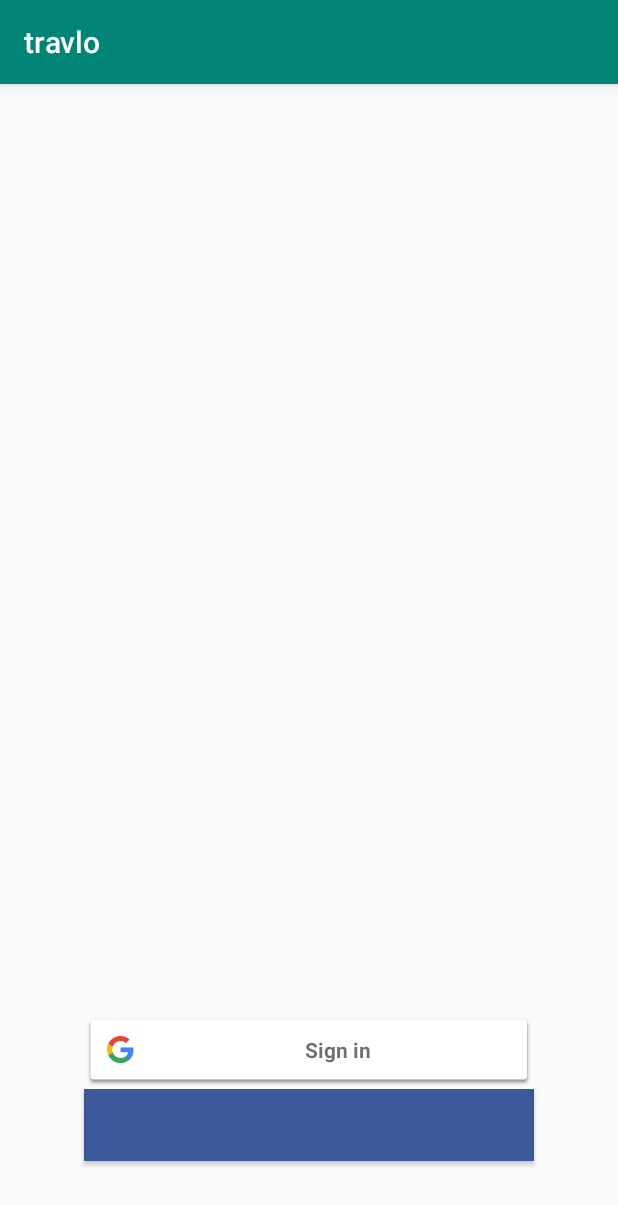
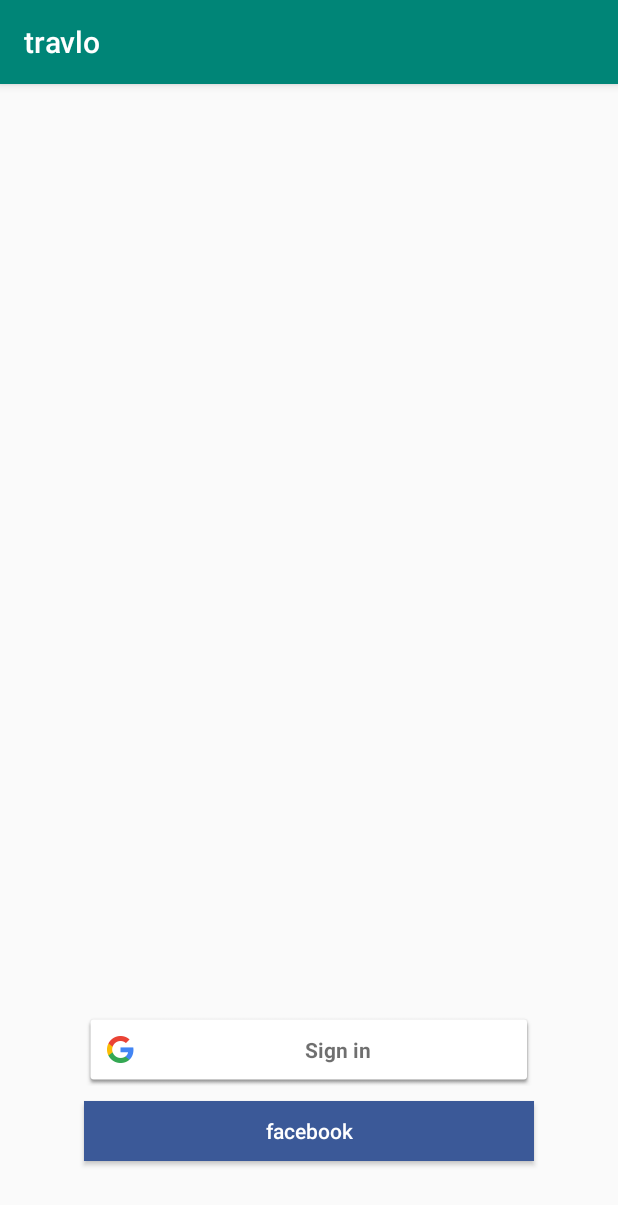
Before and after one commit to omkumbhar/travlo1, an Android app: the screen it shows after launch (LoginActivity), after a tap on an icon or button, on a phone screen of 412 x 824 dp. Shown: the top 1205 px of the screen. Run offline under Robolectric (Android 15) with nearby library versions, the phone set to English and light mode, and no system bars.

Commit message:
login buttons add

```diff
--- a/app/src/main/java/com/example/travlo/LoginActivity.java
+++ b/app/src/main/java/com/example/travlo/LoginActivity.java
@@ -3,16 +3,39 @@ package com.example.travlo;
 import androidx.appcompat.app.AppCompatActivity;
 
 import android.os.Bundle;
+import android.view.View;
+import android.widget.Button;
 import android.widget.Toast;
 
+import com.google.android.gms.common.SignInButton;
+
 public class LoginActivity extends AppCompatActivity {
+    SignInButton gBtn;
+    Button fBtn;
 
     @Override
     protected void onCreate(Bundle savedInstanceState) {
         super.onCreate(savedInstanceState);
         setContentView(R.layout.activity_login);
-        Toast.makeText(this, "hiiii", Toast.LENGTH_SHORT).show();
-        Toast.makeText(this, "second HII", Toast.LENGTH_SHORT).show();
+        gBtn = findViewById(R.id.google_sign_in_button);
+        fBtn = findViewById(R.id.fBtn);
+
+        gBtn.setOnClickListener(new View.OnClickListener() {
+            @Override
+            public void onClick(View view) {
+                Toast.makeText(LoginActivity.this, "Google btn", Toast.LENGTH_SHORT).show();
+            }
+        });
+
+        fBtn.setOnClickListener(new View.OnClickListener() {
+            @Override
+            public void onClick(View view) {
+                Toast.makeText(LoginActivity.this, "Facebook btn", Toast.LENGTH_SHORT).show();
+            }
+        });
+
+
+
 
     }
 }
--- a/app/src/main/java/com/example/travlo/MainActivity.java
+++ b/app/src/main/java/com/example/travlo/MainActivity.java
@@ -24,6 +24,7 @@ public class MainActivity extends AppCompatActivity {
             editor.apply();
             finish();
         }
+
     }
 
 
--- a/app/src/main/res/layout/activity_login.xml
+++ b/app/src/main/res/layout/activity_login.xml
@@ -13,8 +13,12 @@
         android:layout_centerHorizontal="true"
         android:layout_marginBottom="100dp"/>
     <Button
+        android:id="@+id/fBtn"
+        android:text="facebook"
+        android:textAllCaps="false"
         android:layout_width="300dp"
-        android:layout_height="wrap_content"
+        android:textColor="#FFFFFF"
+        android:layout_height="40dp"
         android:layout_alignParentBottom="true"
         android:layout_centerHorizontal="true"
         android:background="@drawable/facebook_button"
```
Also changed, not shown: app/src/main/facebook-web.png (added).
